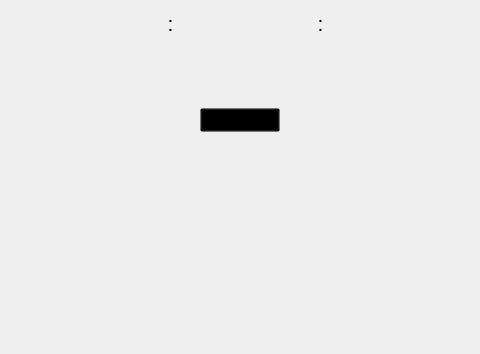
apexraccoon/Simple-Timer-Software, file timer.ui: the form before one commit; both pictures show x 220 to 700 and y 246 to 600 of the 800 by 600 pixel window.
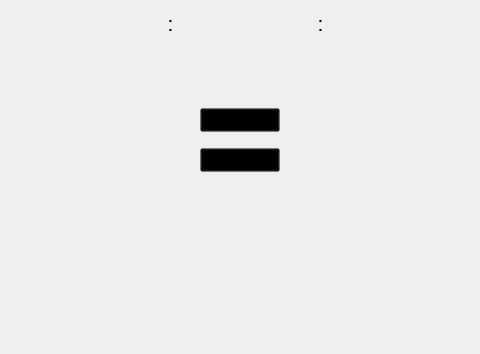
The form after the commit.

Commit message: Added restart button and fixed ui issues

Patch:
```diff
--- a/timer.ui
+++ b/timer.ui
@@ -377,6 +377,26 @@
      <string>Return</string>
     </property>
    </widget>
+   <widget class="QPushButton" name="Restart_button">
+    <property name="geometry">
+     <rect>
+      <x>420</x>
+      <y>390</y>
+      <width>80</width>
+      <height>24</height>
+     </rect>
+    </property>
+    <property name="autoFillBackground">
+     <bool>false</bool>
+    </property>
+    <property name="styleSheet">
+     <string notr="true">background: transparent;
+</string>
+    </property>
+    <property name="text">
+     <string>Restart</string>
+    </property>
+   </widget>
   </widget>
   <widget class="QMenuBar" name="menubar">
    <property name="geometry">
```
The commit also changes 4 other files.
